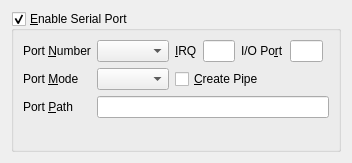
The window that vbox/src/VBox/Frontends/VirtualBox4/ui/VBoxVMSettingsSerial.ui (jljuxgm/vboxgit) describes before a commit, drawn with Qt 5.
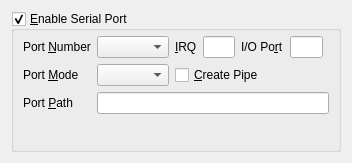
The same window after the commit.

Patch:
```diff
--- a/vbox/src/VBox/Frontends/VirtualBox4/ui/VBoxVMSettingsSerial.ui
+++ b/vbox/src/VBox/Frontends/VirtualBox4/ui/VBoxVMSettingsSerial.ui
@@ -39,6 +39,9 @@
       <bool>true</bool>
      </property>
      <layout class="QGridLayout" >
+      <property name="topMargin" >
+       <number>5</number>
+      </property>
       <item row="0" column="0" >
        <widget class="QLabel" name="mLbNumber" >
         <property name="text" >
```
